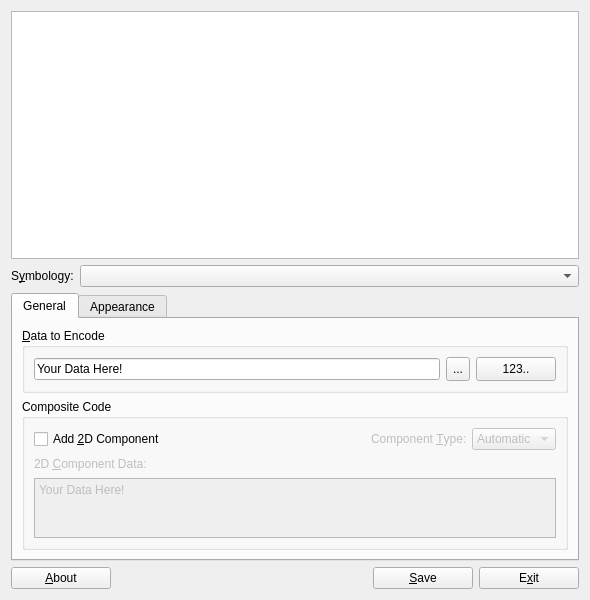
First picture: the form in frontend_qt/mainWindow.ui, repository zint/zint, before the edit.
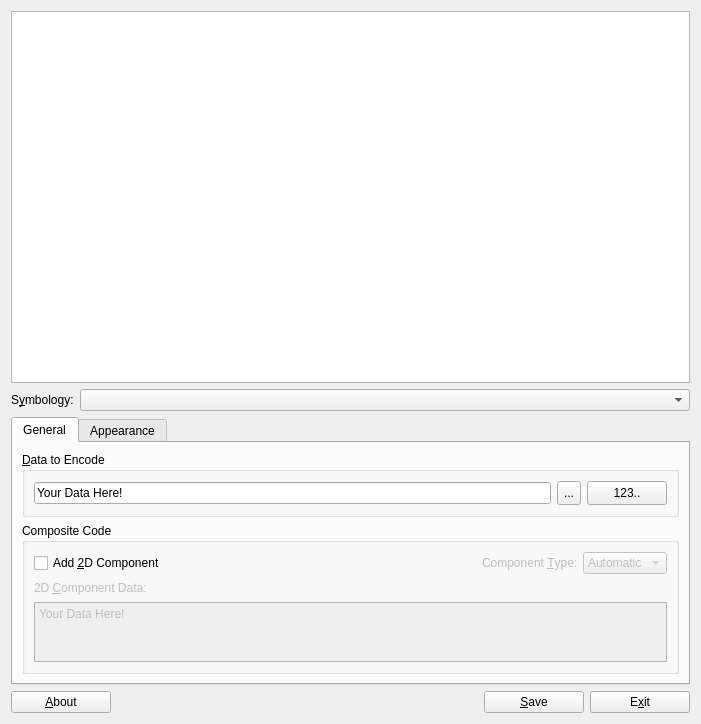
Second picture: the form after the edit. Icons and pictures are not drawn.

Commit message: Make GUI scalable

Diff of the .ui file:
```diff
--- a/frontend_qt/mainWindow.ui
+++ b/frontend_qt/mainWindow.ui
@@ -5,22 +5,24 @@
   <property name="windowModality">
    <enum>Qt::NonModal</enum>
   </property>
+  <property name="geometry">
+   <rect>
+    <x>0</x>
+    <y>0</y>
+    <width>701</width>
+    <height>724</height>
+   </rect>
+  </property>
   <property name="sizePolicy">
-   <sizepolicy hsizetype="Fixed" vsizetype="Fixed">
+   <sizepolicy hsizetype="Expanding" vsizetype="Expanding">
     <horstretch>0</horstretch>
     <verstretch>0</verstretch>
    </sizepolicy>
   </property>
   <property name="minimumSize">
    <size>
-    <width>590</width>
-    <height>600</height>
-   </size>
-  </property>
-  <property name="maximumSize">
-   <size>
-    <width>590</width>
-    <height>600</height>
+    <width>420</width>
+    <height>500</height>
    </size>
   </property>
   <property name="windowTitle">
@@ -41,32 +43,7 @@
   </property>
   <layout class="QVBoxLayout" name="verticalLayout_5">
    <item>
-    <widget class="QGraphicsView" name="view">
-     <property name="sizePolicy">
-      <sizepolicy hsizetype="Fixed" vsizetype="Fixed">
-       <horstretch>0</horstretch>
-       <verstretch>0</verstretch>
-      </sizepolicy>
-     </property>
-     <property name="minimumSize">
-      <size>
-       <width>0</width>
-       <height>0</height>
-      </size>
-     </property>
-     <property name="maximumSize">
-      <size>
-       <width>1000</width>
-       <height>1000</height>
-      </size>
-     </property>
-     <property name="toolTip">
-      <string>Resulting barcode shown here</string>
-     </property>
-     <property name="autoFillBackground">
-      <bool>false</bool>
-     </property>
-    </widget>
+    <widget class="QGraphicsView" name="view"/>
    </item>
    <item>
     <layout class="QHBoxLayout" name="horizontalLayout">
@@ -331,8 +308,8 @@
                    <string>&lt;!DOCTYPE HTML PUBLIC &quot;-//W3C//DTD HTML 4.0//EN&quot; &quot;http://www.w3.org/TR/REC-html40/strict.dtd&quot;&gt;
 &lt;html&gt;&lt;head&gt;&lt;meta name=&quot;qrichtext&quot; content=&quot;1&quot; /&gt;&lt;style type=&quot;text/css&quot;&gt;
 p, li { white-space: pre-wrap; }
-&lt;/style&gt;&lt;/head&gt;&lt;body style=&quot; font-family:'Sans Serif'; font-size:9pt; font-weight:400; font-style:normal;&quot;&gt;
-&lt;p style=&quot; margin-top:0px; margin-bottom:0px; margin-left:0px; margin-right:0px; -qt-block-indent:0; text-indent:0px;&quot;&gt;Your Data Here!&lt;/p&gt;&lt;/body&gt;&lt;/html&gt;</string>
+&lt;/style&gt;&lt;/head&gt;&lt;body style=&quot; font-family:'Noto Sans [monotype]'; font-size:9pt; font-weight:400; font-style:normal;&quot;&gt;
+&lt;p style=&quot; margin-top:0px; margin-bottom:0px; margin-left:0px; margin-right:0px; -qt-block-indent:0; text-indent:0px;&quot;&gt;&lt;span style=&quot; font-family:'Sans Serif';&quot;&gt;Your Data Here!&lt;/span&gt;&lt;/p&gt;&lt;/body&gt;&lt;/html&gt;</string>
                   </property>
                   <property name="acceptRichText">
                    <bool>false</bool>
```
The commit also changes 6 other files.
